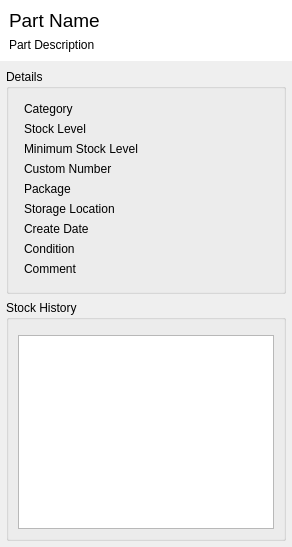
This is src/partdetailsview.ui in jassuncao/myparts as Qt 5 draws it before an edit. The edited form follows.
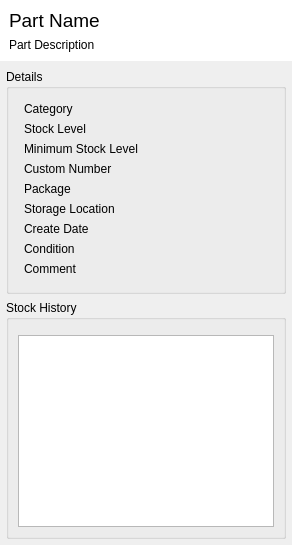
This is the edited form. Custom widgets are drawn as their Qt base class.

Commit message: * Corrects the layout policy in PartDetailsView to keep the width fixed

```diff
--- a/src/partdetailsview.ui
+++ b/src/partdetailsview.ui
@@ -2,20 +2,6 @@
 <ui version="4.0">
  <class>PartDetailsView</class>
  <widget class="QWidget" name="PartDetailsView">
-  <property name="geometry">
-   <rect>
-    <x>0</x>
-    <y>0</y>
-    <width>292</width>
-    <height>547</height>
-   </rect>
-  </property>
-  <property name="sizePolicy">
-   <sizepolicy hsizetype="Minimum" vsizetype="Preferred">
-    <horstretch>0</horstretch>
-    <verstretch>0</verstretch>
-   </sizepolicy>
-  </property>
   <property name="windowTitle">
    <string>Form</string>
   </property>
```
Left out of the diff: 24 changed lines with no effect on the pictures.
